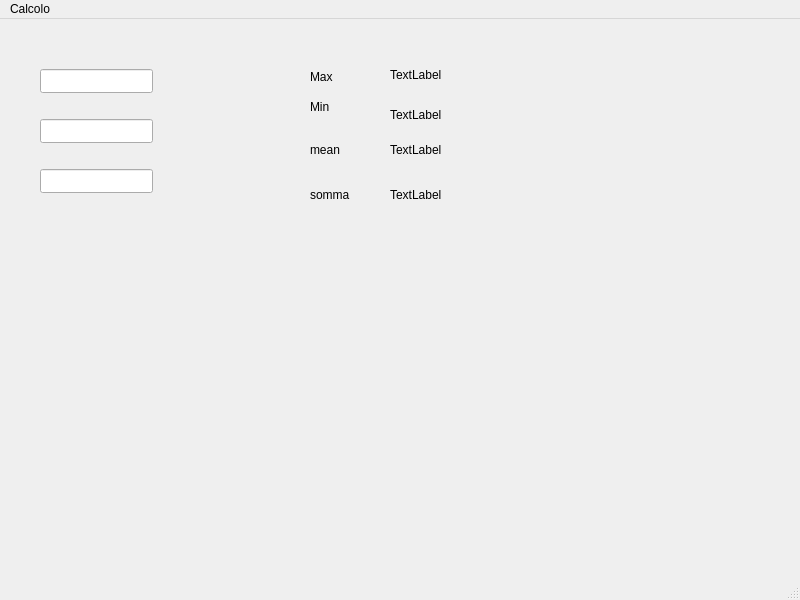
Qt form FoglioCalcolo/mainwindow.ui (Numb-0/Lab_Programmazione) before a commit.
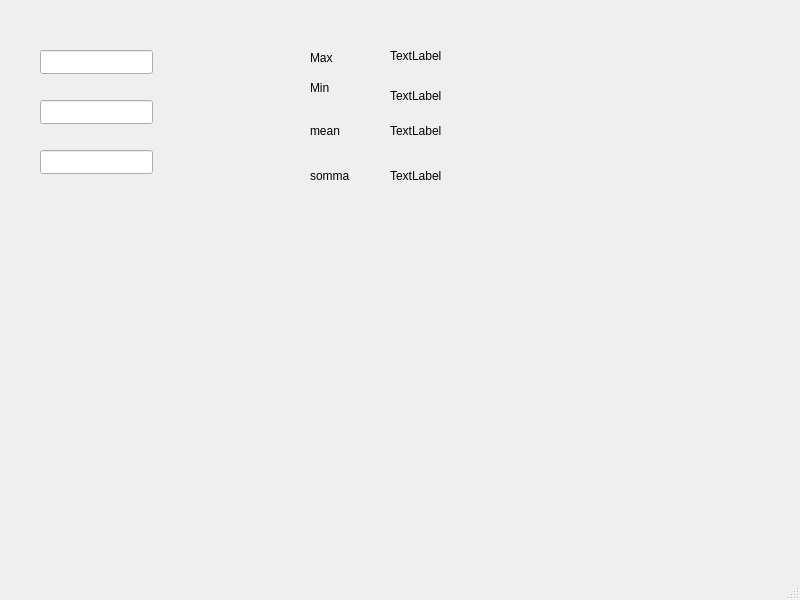
The same form after that commit.

Patch:
```diff
--- a/FoglioCalcolo/mainwindow.ui
+++ b/FoglioCalcolo/mainwindow.ui
@@ -150,22 +150,6 @@
    </widget>
   </widget>
   <widget class="QStatusBar" name="statusbar"/>
-  <widget class="QMenuBar" name="menubar">
-   <property name="geometry">
-    <rect>
-     <x>0</x>
-     <y>0</y>
-     <width>800</width>
-     <height>21</height>
-    </rect>
-   </property>
-   <widget class="QMenu" name="menuCalcolo">
-    <property name="title">
-     <string>Calcolo</string>
-    </property>
-   </widget>
-   <addaction name="menuCalcolo"/>
-  </widget>
  </widget>
  <resources/>
  <connections/>
```
